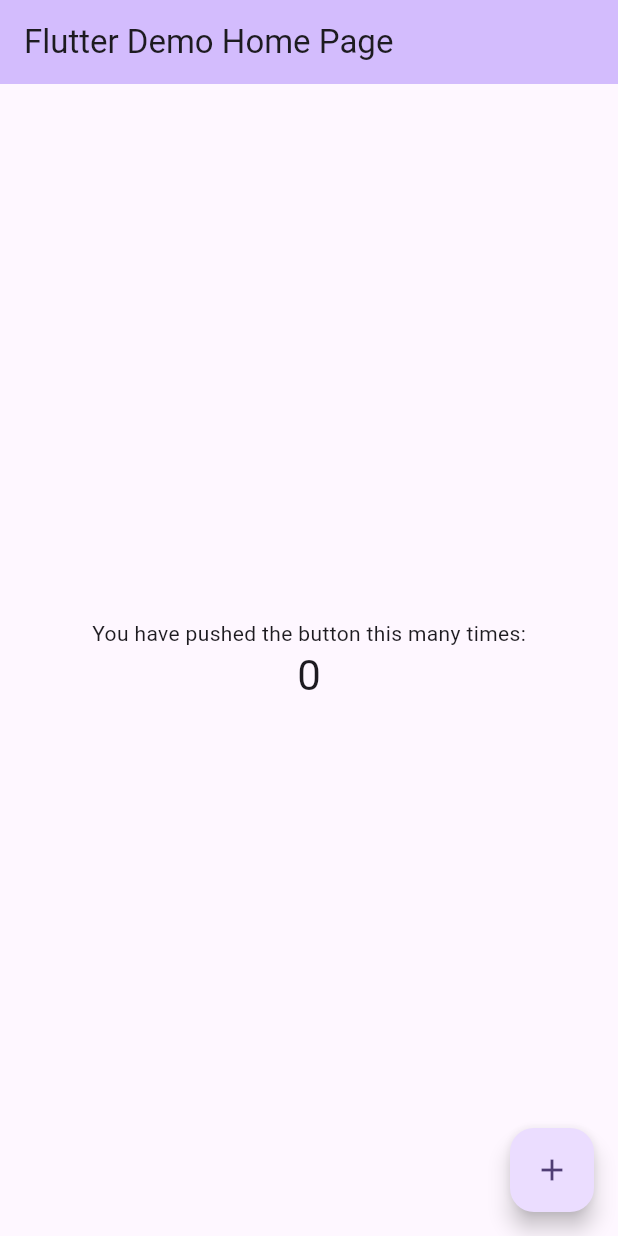
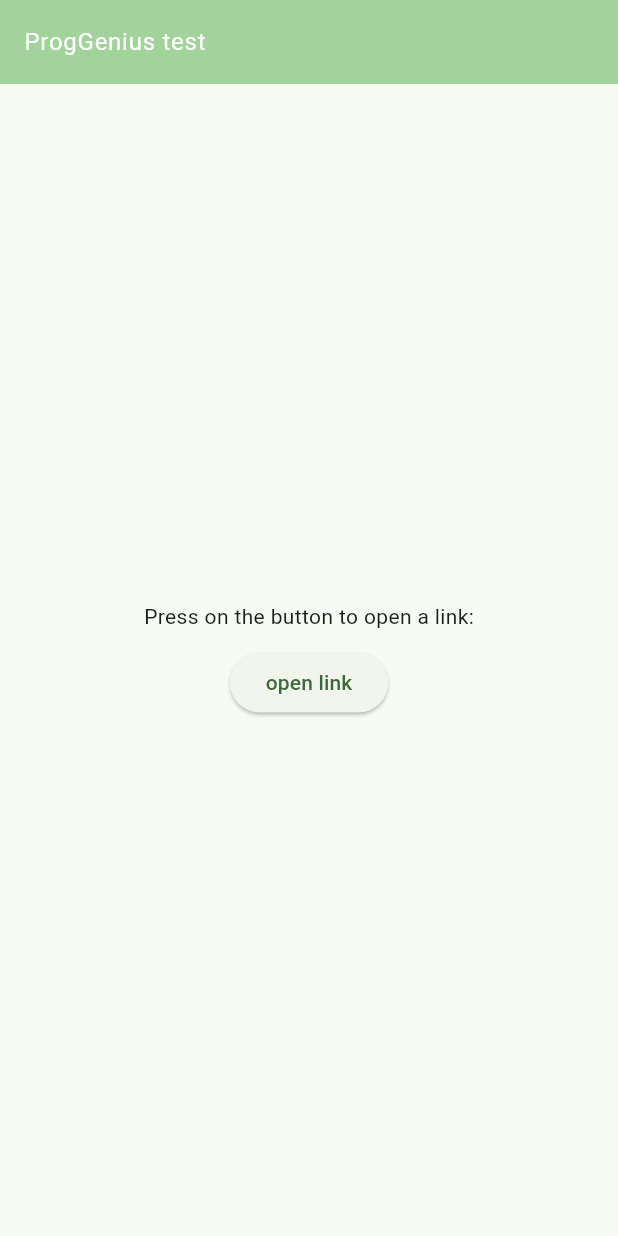
Before and after one commit to YuraYB3/proggenius_test, a Flutter app: the screen it shows after launch, on a phone screen of 412 x 824 dp. Run offline on Flutter 3.47's test engine with Material 3 defaults, Android fonts, the phone set to English and light mode, and no system bars.

Commit message:
Created base structure

```diff
--- /dev/null
+++ b/lib/app/app.dart
@@ -0,0 +1,23 @@
+import 'package:flutter/material.dart';
+import 'package:proggenius_test/app/screens/home/home_factory.dart';
+
+class MyApp extends StatelessWidget {
+  const MyApp({super.key});
+
+  @override
+  Widget build(BuildContext context) {
+    return MaterialApp(
+      title: 'Flutter Demo',
+      theme: _getTheme(),
+      home: HomeFactory.build(),
+    );
+  }
+
+  ThemeData _getTheme() {
+    final ColorScheme colorScheme = ColorScheme.fromSeed(seedColor: Colors.green);
+    return ThemeData(
+      colorScheme: colorScheme,
+      useMaterial3: true,
+    );
+  }
+}
--- /dev/null
+++ b/lib/app/common/widgets/main_app_bar.dart
@@ -0,0 +1,34 @@
+import 'package:flutter/material.dart';
+
+class MainAppBar extends StatelessWidget implements PreferredSizeWidget {
+  const MainAppBar({
+    this.title = '',
+    this.backgroundColor,
+    super.key,
+  });
+
+  final String title;
+  final Color? backgroundColor;
+
+  @override
+  Widget build(BuildContext context) {
+    final ColorScheme colorScheme = Theme.of(context).colorScheme;
+    final TextTheme textTheme = TextTheme.of(context);
+
+    return AppBar(
+      backgroundColor: _getBackgroundColor(colorScheme),
+      title: Text(
+        title,
+        style: textTheme.bodyLarge?.apply(
+          color: colorScheme.onPrimary,
+        ),
+      ),
+    );
+  }
+
+  Color _getBackgroundColor(ColorScheme colorScheme) =>
+      backgroundColor ?? colorScheme.inversePrimary;
+
+  @override
+  Size get preferredSize => const Size.fromHeight(kToolbarHeight);
+}
--- /dev/null
+++ b/lib/app/screens/home/home_factory.dart
@@ -0,0 +1,8 @@
+import 'package:flutter/cupertino.dart';
+import 'package:proggenius_test/app/screens/home/home_screen.dart';
+
+class HomeFactory {
+  static Widget build() {
+    return HomeScreen();
+  }
+}
--- /dev/null
+++ b/lib/app/screens/home/home_screen.dart
@@ -0,0 +1,27 @@
+import 'package:flutter/material.dart';
+import 'package:proggenius_test/app/common/widgets/main_app_bar.dart';
+
+part 'widgets/_body_content.dart';
+
+class HomeScreen extends StatefulWidget {
+  const HomeScreen({
+    super.key,
+  });
+
+  @override
+  State<HomeScreen> createState() => _HomeScreenState();
+}
+
+class _HomeScreenState extends State<HomeScreen> {
+  @override
+  Widget build(BuildContext context) {
+    final String homeTitle = 'ProgGenius test';
+
+    return Scaffold(
+      appBar: MainAppBar(title: homeTitle),
+      body: _BodyContent(
+        onOpenLinkPressed: () {},
+      ),
+    );
+  }
+}
--- /dev/null
+++ b/lib/app/screens/home/widgets/_body_content.dart
@@ -0,0 +1,30 @@
+part of '../home_screen.dart';
+
+const String _pressText = 'Press on the button to open a link:';
+const String _openLinkText = 'open link';
+
+class _BodyContent extends StatelessWidget {
+  const _BodyContent({
+    required this.onOpenLinkPressed,
+    super.key,
+  });
+
+  final VoidCallback onOpenLinkPressed;
+
+  @override
+  Widget build(BuildContext context) {
+    return Center(
+      child: Column(
+        spacing: 10,
+        mainAxisAlignment: MainAxisAlignment.center,
+        children: [
+          const Text(_pressText),
+          ElevatedButton(
+            onPressed: onOpenLinkPressed,
+            child: Text(_openLinkText),
+          )
+        ],
+      ),
+    );
+  }
+}
--- a/lib/main.dart
+++ b/lib/main.dart
@@ -1,99 +1,6 @@
 import 'package:flutter/material.dart';
+import 'package:proggenius_test/app/app.dart';
 
 void main() {
   runApp(const MyApp());
 }
-
-class MyApp extends StatelessWidget {
-  const MyApp({super.key});
-
-  // This widget is the root of your application.
-  @override
-  Widget build(BuildContext context) {
-    return MaterialApp(
-      title: 'Flutter Demo',
-      theme: ThemeData(
-        // This is the theme of your application.
-        //
-        // TRY THIS: Try running your application with "flutter run". You'll see
-        // the application has a purple toolbar. Then, without quitting the app,
-        // try changing the seedColor in the colorScheme below to Colors.green
-        // and then invoke "hot reload" (save your changes or press the "hot
-        // reload" button in a Flutter-supported IDE, or press "r" if you used
-        // the command line to start the app).
-        //
-        // Notice that the counter didn't reset back to zero; the application
-        // state is not lost during the reload. To reset the state, use hot
-        // restart instead.
-        //
-        // This works for code too, not just values: Most code changes can be
-        // tested with just a hot reload.
-        colorScheme: ColorScheme.fromSeed(seedColor: Colors.deepPurple),
-        useMaterial3: true,
-      ),
-      home: const MyHomePage(title: 'Flutter Demo Home Page'),
-    );
-  }
-}
-
-class MyHomePage extends StatefulWidget {
-  const MyHomePage({super.key, required this.title});
-
-  // This widget is the home page of your application. It is stateful, meaning
-  // that it has a State object (defined below) that contains fields that affect
-  // how it looks.
-
-  // This class is the configuration for the state. It holds the values (in this
-  // case the title) provided by the parent (in this case the App widget) and
-  // used by the build method of the State. Fields in a Widget subclass are
-  // always marked "final".
-
-  final String title;
-
-  @override
-  State<MyHomePage> createState() => _MyHomePageState();
-}
-
-class _MyHomePageState extends State<MyHomePage> {
-  int _counter = 0;
-
-  void _incrementCounter() {
-    setState(() {
-      // This call to setState tells the Flutter framework that something has
-      // changed in this State, which causes it to rerun the build method below
-      // so that the display can reflect the updated values. If we changed
-      // _counter without calling setState(), then the build method would not be
-      // called again, and so nothing would appear to happen.
-      _counter++;
-    });
-  }
-
-  @override
-  Widget build(BuildContext context) {
-    return Scaffold(
-      appBar: AppBar(
-        backgroundColor: Theme.of(context).colorScheme.inversePrimary,
-        title: Text(widget.title),
-      ),
-      body: Center(
-        child: Column(
-          mainAxisAlignment: MainAxisAlignment.center,
-          children: <Widget>[
-            const Text(
-              'You have pushed the button this many times:',
-            ),
-            Text(
-              '$_counter',
-              style: Theme.of(context).textTheme.headlineMedium,
-            ),
-          ],
-        ),
-      ),
-      floatingActionButton: FloatingActionButton(
-        onPressed: _incrementCounter,
-        tooltip: 'Increment',
-        child: const Icon(Icons.add),
-      ), // This trailing comma makes auto-formatting nicer for build methods.
-    );
-  }
-}
```
Also changed, not shown: 1 other file.
